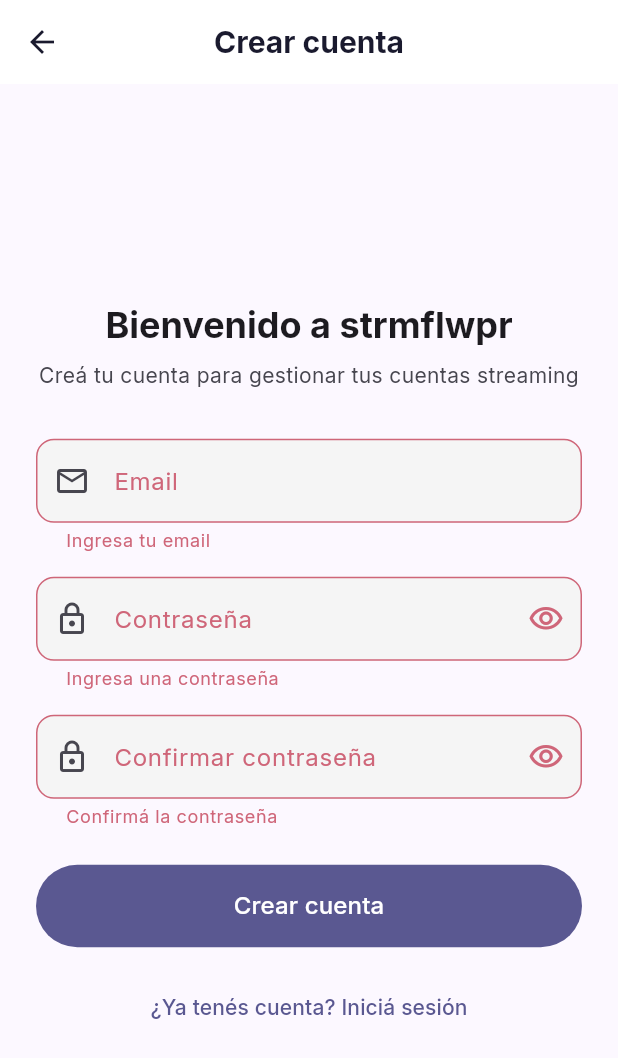
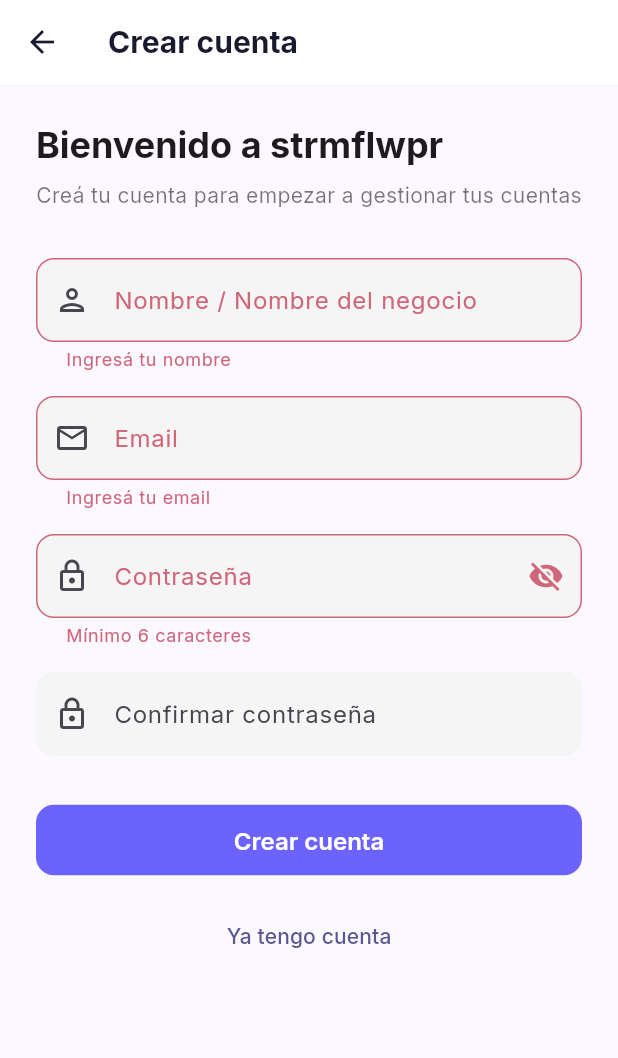
Before and after one commit to florenciaamor36-ship-it/strmflwpr, a Flutter app: the RegisterScreen screen opened directly, after a tap on "Crear cuenta", on a phone screen of 412 x 824 dp. Shown: the top 1058 px of the screen. Run offline on Flutter 3.47's test engine with Material 3 defaults, Android fonts, the phone set to English and light mode, and no system bars; our stand-ins replace cloud_firestore, firebase_auth, firebase_core, flutter_local_notifications, google_fonts, qr_flutter and 2 more; missing offline and left inert: workmanager; accounts and stored records are empty; statements that could not run were skipped.

Commit message:
feat: v2.0 strmflwpr - lib/screens/auth/register_screen.dart

```diff
--- a/lib/screens/auth/register_screen.dart
+++ b/lib/screens/auth/register_screen.dart
@@ -1,6 +1,6 @@
 import 'package:flutter/material.dart';
 import 'package:provider/provider.dart';
-import '../../services/auth_service.dart';
+import '../../providers/auth_provider.dart';
 
 class RegisterScreen extends StatefulWidget {
   const RegisterScreen({super.key});
@@ -11,49 +11,47 @@ class RegisterScreen extends StatefulWidget {
 
 class _RegisterScreenState extends State<RegisterScreen> {
   final _formKey = GlobalKey<FormState>();
-  final _emailCtrl = TextEditingController();
-  final _passCtrl = TextEditingController();
-  final _confirmPassCtrl = TextEditingController();
-  bool _loading = false;
-  bool _obscurePass = true;
-  bool _obscureConfirm = true;
-  String? _errorMsg;
+  final _nameController = TextEditingController();
+  final _emailController = TextEditingController();
+  final _passwordController = TextEditingController();
+  final _confirmController = TextEditingController();
+  bool _obscurePassword = true;
 
   @override
   void dispose() {
-    _emailCtrl.dispose();
-    _passCtrl.dispose();
-    _confirmPassCtrl.dispose();
+    _nameController.dispose();
+    _emailController.dispose();
+    _passwordController.dispose();
+    _confirmController.dispose();
     super.dispose();
   }
 
-  Future<void> _register() async {
+  Future<void> _submit() async {
     if (!_formKey.currentState!.validate()) return;
-    setState(() {
-      _loading = true;
-      _errorMsg = null;
-    });
-    try {
-      final auth = Provider.of<AuthService>(context, listen: false);
-      await auth.signUp(email: _emailCtrl.text, password: _passCtrl.text);
-      if (mounted) Navigator.pop(context);
-    } catch (e) {
-      setState(() => _errorMsg = e.toString());
-    } finally {
-      if (mounted) setState(() => _loading = false);
+    final auth = context.read<AuthProvider>();
+    final success = await auth.register(
+      _emailController.text.trim(),
+      _passwordController.text,
+      _nameController.text.trim(),
+    );
+    if (!success && mounted && auth.error != null) {
+      ScaffoldMessenger.of(context).showSnackBar(
+        SnackBar(
+          content: Text(auth.error!),
+          backgroundColor: Colors.red,
+        ),
+      );
     }
   }
 
   @override
   Widget build(BuildContext context) {
+    final auth = context.watch<AuthProvider>();
     final theme = Theme.of(context);
+
     return Scaffold(
-      appBar: AppBar(
-        title: const Text('Crear cuenta'),
-        centerTitle: true,
-      ),
+      appBar: AppBar(title: const Text('Crear cuenta')),
       body: SafeArea(
-        child: Center(
         child: SingleChildScrollView(
           padding: const EdgeInsets.all(24),
           child: Form(
@@ -61,122 +59,93 @@ class _RegisterScreenState extends State<RegisterScreen> {
             child: Column(
               crossAxisAlignment: CrossAxisAlignment.stretch,
               children: [
+                Text('Bienvenido a strmflwpr',
+                    style: theme.textTheme.headlineSmall
+                        ?.copyWith(fontWeight: FontWeight.bold)),
+                const SizedBox(height: 8),
+                Text('Creá tu cuenta para empezar a gestionar tus cuentas',
+                    style: theme.textTheme.bodyMedium?.copyWith(
+                        color: theme.colorScheme.onSurface.withOpacity(0.6))),
+                const SizedBox(height: 32),
+                TextFormField(
+                  controller: _nameController,
+                  decoration: const InputDecoration(
+                    labelText: 'Nombre / Nombre del negocio',
+                    prefixIcon: Icon(Icons.person_outlined),
+                  ),
+                  validator: (v) {
+                    if (v == null || v.isEmpty) return 'Ingresá tu nombre';
+                    return null;
+                  },
+                ),
                 const SizedBox(height: 16),
-                  Text(
-                    'Bienvenido a strmflwpr',
-                    style: theme.textTheme.headlineSmall?.copyWith(
-                      fontWeight: FontWeight.bold,
-                    ),
-                    textAlign: TextAlign.center,
-                  ),
-                  const SizedBox(height: 8),
-                  Text(
-                    'Creá tu cuenta para gestionar tus cuentas streaming',
-                    style: theme.textTheme.bodyMedium?.copyWith(
-                      color: theme.colorScheme.onSurfaceVariant,
-                    ),
-                    textAlign: TextAlign.center,
-                  ),
-                  const SizedBox(height: 32),
-                  // Email
                 TextFormField(
-                    controller: _emailCtrl,
+                  controller: _emailController,
                   keyboardType: TextInputType.emailAddress,
                   decoration: const InputDecoration(
                     labelText: 'Email',
                     prefixIcon: Icon(Icons.email_outlined),
-                      border: OutlineInputBorder(),
                   ),
                   validator: (v) {
-                      if (v == null || v.isEmpty) return 'Ingresa tu email';
+                    if (v == null || v.isEmpty) return 'Ingresá tu email';
                     if (!v.contains('@')) return 'Email inválido';
                     return null;
                   },
                 ),
                 const SizedBox(height: 16),
-                  // Password
                 TextFormField(
-                    controller: _passCtrl,
-                    obscureText: _obscurePass,
+                  controller: _passwordController,
+                  obscureText: _obscurePassword,
                   decoration: InputDecoration(
                     labelText: 'Contraseña',
                     prefixIcon: const Icon(Icons.lock_outlined),
-                      border: const OutlineInputBorder(),
                     suffixIcon: IconButton(
-                        icon: Icon(_obscurePass
-                            ? Icons.visibility_outlined
-                            : Icons.visibility_off_outlined),
+                      icon: Icon(_obscurePassword
+                          ? Icons.visibility_off
+                          : Icons.visibility),
                       onPressed: () =>
-                            setState(() => _obscurePass = !_obscurePass),
+                          setState(() => _obscurePassword = !_obscurePassword),
                     ),
                   ),
                   validator: (v) {
-                      if (v == null || v.isEmpty) return 'Ingresa una contraseña';
-                      if (v.length < 6) return 'Mínimo 6 caracteres';
+                    if (v == null || v.length < 6) {
+                      return 'Mínimo 6 caracteres';
+                    }
                     return null;
                   },
                 ),
                 const SizedBox(height: 16),
-                  // Confirm Password
                 TextFormField(
-                    controller: _confirmPassCtrl,
-                    obscureText: _obscureConfirm,
-                    decoration: InputDecoration(
+                  controller: _confirmController,
+                  obscureText: true,
+                  decoration: const InputDecoration(
                     labelText: 'Confirmar contraseña',
-                      prefixIcon: const Icon(Icons.lock_outlined),
-                      border: const OutlineInputBorder(),
-                      suffixIcon: IconButton(
-                        icon: Icon(_obscureConfirm
-                            ? Icons.visibility_outlined
-                            : Icons.visibility_off_outlined),
-                        onPressed: () =>
-                            setState(() => _obscureConfirm = !_obscureConfirm),
-                      ),
+                    prefixIcon: Icon(Icons.lock_outlined),
                   ),
                   validator: (v) {
-                      if (v == null || v.isEmpty)
-                        return 'Confirmá la contraseña';
-                      if (v != _passCtrl.text) return 'Las contraseñas no coinciden';
+                    if (v != _passwordController.text) {
+                      return 'Las contraseñas no coinciden';
+                    }
                     return null;
                   },
-                    onFieldSubmitted: (_) => _register(),
                 ),
-                  const SizedBox(height: 8),
-                  // Error
-                  if (_errorMsg != null)
-                    Padding(
-                      padding: const EdgeInsets.only(bottom: 8),
-                      child: Text(
-                        _errorMsg!,
-                        style: TextStyle(
-                            color: theme.colorScheme.error, fontSize: 13),
-                        textAlign: TextAlign.center,
-                      ),
-                    ),
-                  const SizedBox(height: 16),
-                  // Register button
-                  FilledButton(
-                    onPressed: _loading ? null : _register,
-                    style: FilledButton.styleFrom(
-                      padding: const EdgeInsets.symmetric(vertical: 16),
-                    ),
-                    child: _loading
+                const SizedBox(height: 32),
+                ElevatedButton(
+                  onPressed: auth.isLoading ? null : _submit,
+                  child: auth.isLoading
                       ? const SizedBox(
                           height: 20,
                           width: 20,
-                            child:
-                                CircularProgressIndicator(strokeWidth: 2),
-                          )
-                        : const Text('Crear cuenta',
-                            style: TextStyle(fontSize: 16)),
+                          child: CircularProgressIndicator(
+                              strokeWidth: 2, color: Colors.white))
+                      : const Text('Crear cuenta'),
                 ),
                 const SizedBox(height: 16),
                 TextButton(
-                    onPressed: () => Navigator.pop(context),
-                    child: const Text('¿Ya tenés cuenta? Iniciá sesión'),
+                  onPressed: () => Navigator.of(context).pop(),
+                  child: const Text('Ya tengo cuenta'),
                 ),
               ],
-              ),
             ),
           ),
         ),
```
Lines whose indentation alone changed are shown as unchanged.
